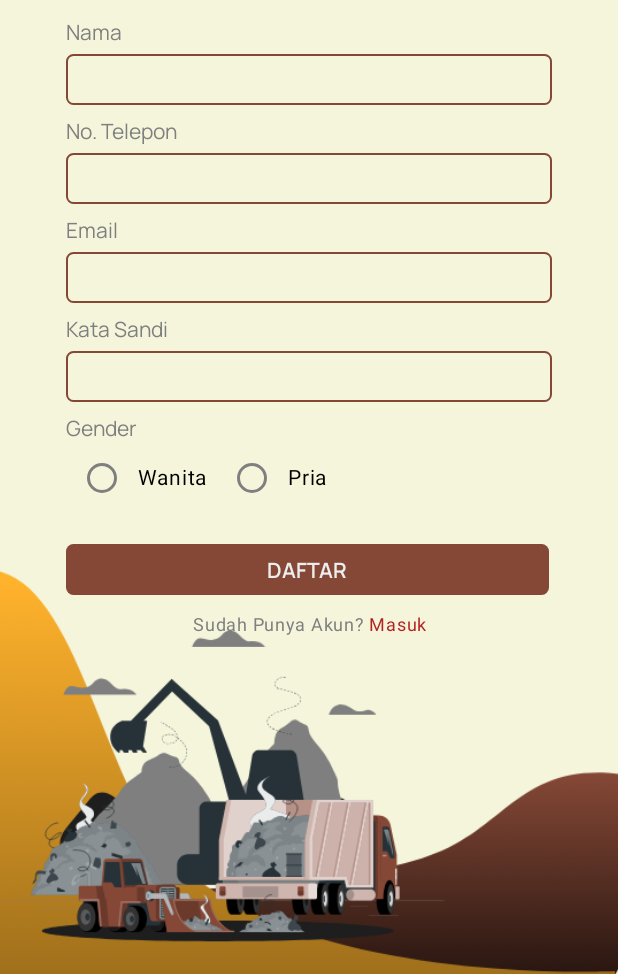
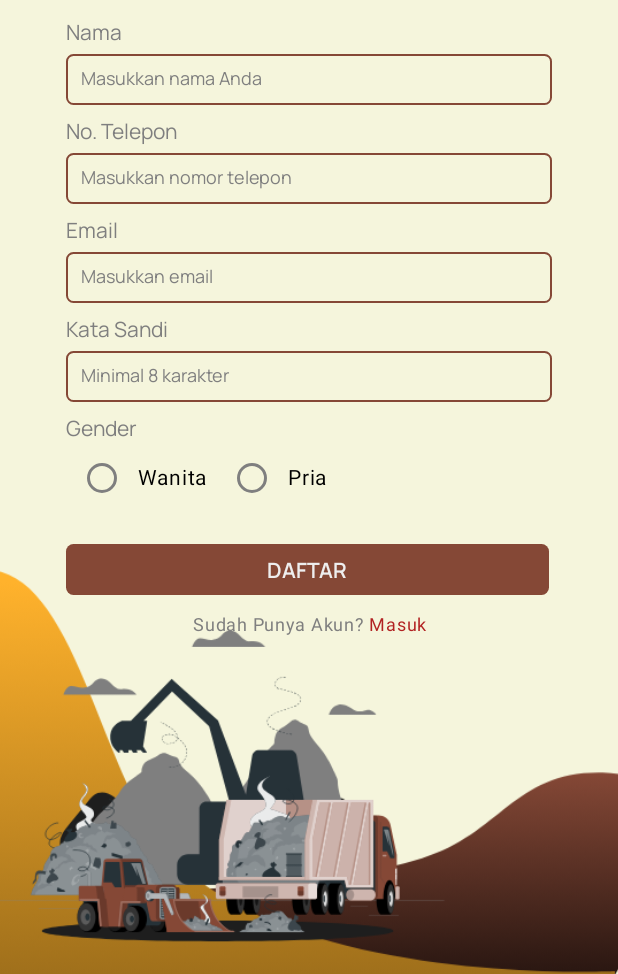
Before and after one commit to muktiabdii/sabi-app, an Android app built with Jetpack Compose: the RegisterScreen screen opened through its navigation route, on a phone screen of 412 x 824 dp, the part 262-1236 px from its top. Run offline under Robolectric (Android 15) with nearby library versions, the light colour scheme and no system bars; our stand-ins replace Firebase (no records; nobody signed in at launch, a user with empty details on screens opened directly).

Commit message:
Revisi TextField

```diff
--- a/app/src/main/java/com/example/wastebank/presentation/ui/component/TextFieldAuth.kt
+++ b/app/src/main/java/com/example/wastebank/presentation/ui/component/TextFieldAuth.kt
@@ -1,10 +1,13 @@
 package com.example.wastebank.presentation.ui.component
 
+import androidx.compose.foundation.border
+import androidx.compose.foundation.layout.Box
+import androidx.compose.foundation.layout.fillMaxSize
 import androidx.compose.foundation.layout.fillMaxWidth
 import androidx.compose.foundation.layout.height
+import androidx.compose.foundation.layout.padding
 import androidx.compose.foundation.shape.RoundedCornerShape
-import androidx.compose.material3.OutlinedTextField
-import androidx.compose.material3.OutlinedTextFieldDefaults
+import androidx.compose.foundation.text.BasicTextField
 import androidx.compose.material3.Text
 import androidx.compose.runtime.Composable
 import androidx.compose.ui.Modifier
@@ -21,26 +24,30 @@ fun TextFieldAuth(
     onValueChange: (String) -> Unit,
     placeholder: String
 ) {
-    OutlinedTextField(
-        value = value,
-        onValueChange = onValueChange,
-        textStyle = Typography.bodyMedium.copy(color = Color.Black),
-        placeholder = {
-            Text(
-                text = placeholder,
-                style = Typography.bodyMedium.copy(color = GreyMedium)
-            )
-        },
+    Box(
         modifier = Modifier
             .fillMaxWidth()
-            .height(34.dp),
-        shape = RoundedCornerShape(5.dp),
-        colors = OutlinedTextFieldDefaults.colors(
-            focusedBorderColor = BrownMain,
-            unfocusedBorderColor = BrownMain
+            .height(34.dp)
+            .border(1.dp, BrownMain, RoundedCornerShape(5.dp))
+            .padding(horizontal = 10.dp, vertical = 8.dp),
+    ) {
+        BasicTextField(
+            value = value,
+            onValueChange = onValueChange,
+            textStyle = Typography.bodyMedium.copy(color = Color.Black),
+            modifier = Modifier
+                .fillMaxSize(),
+            decorationBox = { innerTextField ->
+                if (value.isEmpty()) {
+                    Text(
+                        text = placeholder,
+                        style = Typography.bodyMedium.copy(color = GreyMedium),
+                    )
+                }
+                innerTextField()
+            }
         )
-
-    )
+    }
 }
 
 @Preview(showBackground = true)
```
Also changed, not shown: 2 other files.
